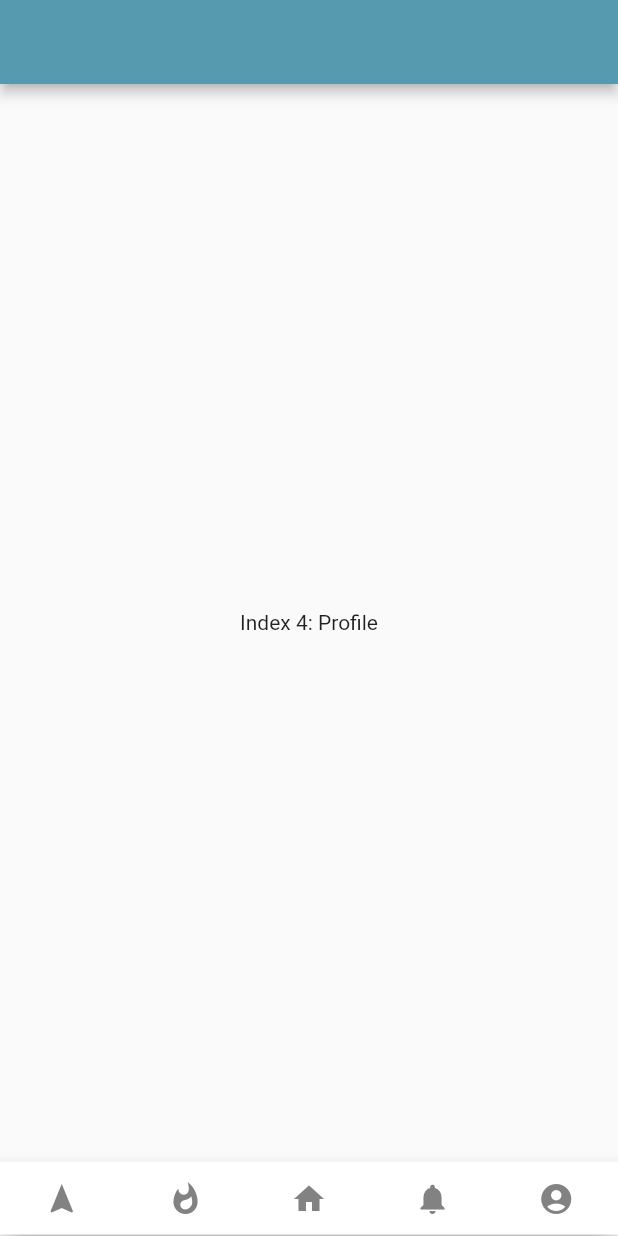
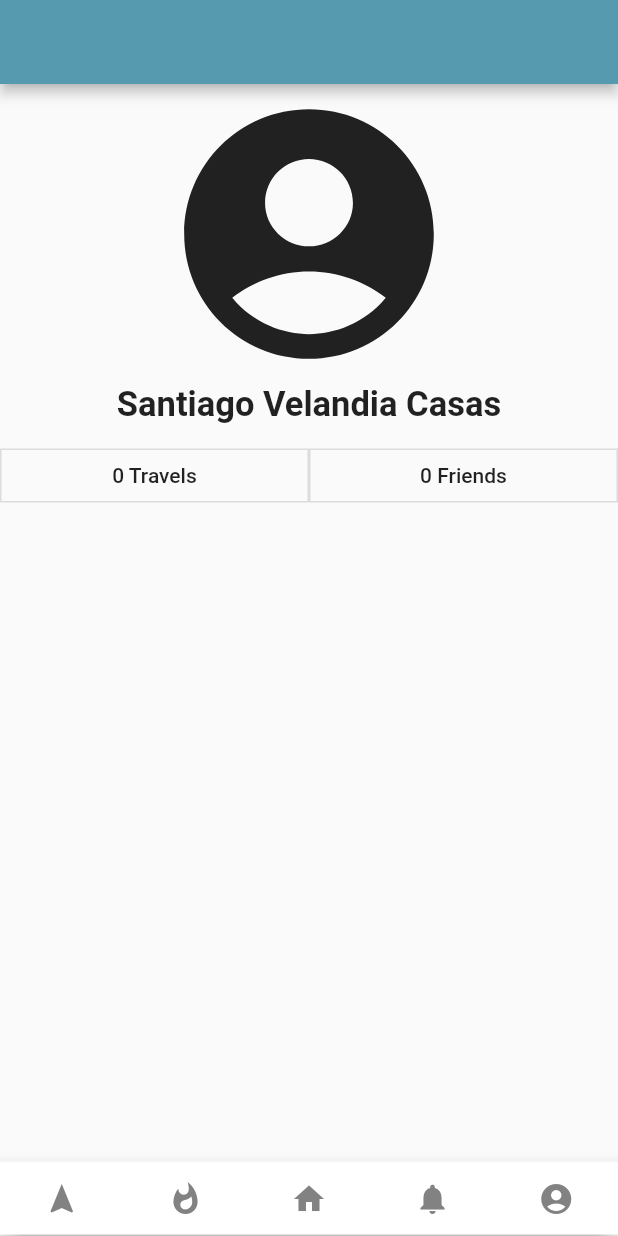
Before and after one commit to hackathoneando/WeTripOut, a Flutter app: the screen it shows after launch, item 5 of the bottom bar chosen, on a phone screen of 412 x 824 dp. Run offline on Flutter 3.47's test engine with Material 2 defaults, Android fonts, the phone set to English and light mode, and no system bars; our stand-ins replace font_awesome_flutter; project files that could hold a hidden picture were left out.

Commit message:
Profile-screen created and card's margin deleted

```diff
--- a/UNicode/we_trip_out/lib/main.dart
+++ b/UNicode/we_trip_out/lib/main.dart
@@ -1,6 +1,6 @@
 import 'package:flutter/material.dart';
-import 'package:we_trip_out/ui/home_screen.dart';
-import 'package:we_trip_out/ui/login_screen.dart';
+import 'package:we_trip_out/ui/home/home_screen.dart';
+import 'package:we_trip_out/ui/login/login_screen.dart';
 
 void main() => runApp(MyApp());
 
--- a/UNicode/we_trip_out/lib/ui/home_list_screen.dart
+++ b/UNicode/we_trip_out/lib/ui/home/home_list_screen.dart
@@ -45,7 +45,6 @@ class _CardListState extends State<CardList> {
                 children: <Widget>[
                   Container(
                     child: Icon(Icons.account_circle, size: 35,),
-                    padding: EdgeInsets.fromLTRB(10, 5, 5, 5),
                   ),
                   Container(
                     child: Text(
@@ -60,14 +59,12 @@ class _CardListState extends State<CardList> {
               )
             ),
             Container(
-              padding: EdgeInsets.fromLTRB(13, 5, 5, 13),
               child: Text("$message"),
             ),
             Container(
               child: Row(
                 children: <Widget>[
                   Container(
-                    padding: EdgeInsets.fromLTRB(20, 0, 0, 0),
                     child: IconButton(
                       icon: Icon(
                         Icons.favorite,
@@ -80,7 +77,6 @@ class _CardListState extends State<CardList> {
                     '$likes Travelikes!',
                   ),
                   Container(
-                    padding: EdgeInsets.fromLTRB(30, 0, 0, 0),
                     child: new IconButton(
                       icon: Icon(
                         Icons.comment,
--- a/UNicode/we_trip_out/lib/ui/home_screen.dart
+++ b/UNicode/we_trip_out/lib/ui/home/home_screen.dart
@@ -1,5 +1,6 @@
 import 'package:flutter/material.dart';
-import 'home_list_screen.dart';
+import 'package:we_trip_out/ui/home/home_list_screen.dart';
+import 'package:we_trip_out/ui/profile/profile_screen.dart';
 
 class HomeScreen extends StatefulWidget{
   HomeScreen({Key key}) : super(key: key);
@@ -14,13 +15,13 @@ class _HomeScreenState extends State<HomeScreen> {
     elevation: 3.5,
   );
 
-  int _selectedIndex = 0;
+  int _selectedIndex = 2;
   final _widgetOptions = [
     Text('Index 0: My Trips'),
-    Text('Index 1: Recommended'),
+    new HomeList(),
     new HomeList(),
     Text('Index 3: Notifications'),
-    Text('Index 4: Profile'),
+    ProfileScreen(),
   ];
 
   @override
--- /dev/null
+++ b/UNicode/we_trip_out/lib/ui/profile/profile_screen.dart
@@ -0,0 +1,69 @@
+import 'package:flutter/material.dart';
+
+class ProfileScreen extends StatelessWidget{
+
+  var profilePicture = Icons.account_circle;
+  var name = Text(
+    'Santiago Velandia Casas',
+    style: TextStyle(
+      fontFamily: 'RobotoBold',
+      fontSize: 23
+    ),
+  );
+  var travels = 0;
+  var friends = 0;
+
+  @override
+  Widget build(BuildContext context) {
+    return Container(
+      child: Column(
+        children: <Widget>[
+          Container(
+              child: Icon(
+                profilePicture,
+                size: 200,
+              ),
+          ),
+          Center(
+            child: Container(
+              child: name,
+            ),
+          ),
+          Container(
+            margin: EdgeInsets.fromLTRB(0, 10, 0, 0),
+            child: Row(
+              children: <Widget>[
+                Expanded(
+                  child: OutlineButton(
+                    color: Colors.white70,
+                    shape: new RoundedRectangleBorder(borderRadius: new BorderRadius.circular(0.0)),
+                    child: Center(
+                      child: Text(
+                        '$travels Travels',
+                      ),
+                    ),
+                    onPressed: (){},
+                  )
+                ),
+                Expanded(
+                    child: OutlineButton(
+                      color: Colors.white70,
+                      shape: new RoundedRectangleBorder(borderRadius: new BorderRadius.circular(0)),
+                      child: Center(
+                        child: Text(
+                          '$friends Friends',
+                        ),
+                      ),
+                      onPressed: (){},
+                    )
+                ),
+              ],
+            ),
+          ),
+
+        ],
+      ),
+    );
+  }
+
+}
--- a/UNicode/we_trip_out/pubspec.yaml
+++ b/UNicode/we_trip_out/pubspec.yaml
@@ -39,6 +39,7 @@ flutter:
   # To add assets to your application, add an assets section, like this:
   assets:
       - assets/img/login_logo.png
+      - assets/img/test-image.jpeg
 
   # An image asset can refer to one or more resolution-specific "variants", see
   # https://flutter.io/assets-and-images/#resolution-aware.
```
Also changed, not shown: UNicode/we_trip_out/assets/img/test-image.jpeg (added), UNicode/we_trip_out/lib/ui/home_body_screen.dart (deleted), UNicode/we_trip_out/lib/ui/login/login_screen.dart (renamed from UNicode/we_trip_out/lib/ui/login_screen.dart).
